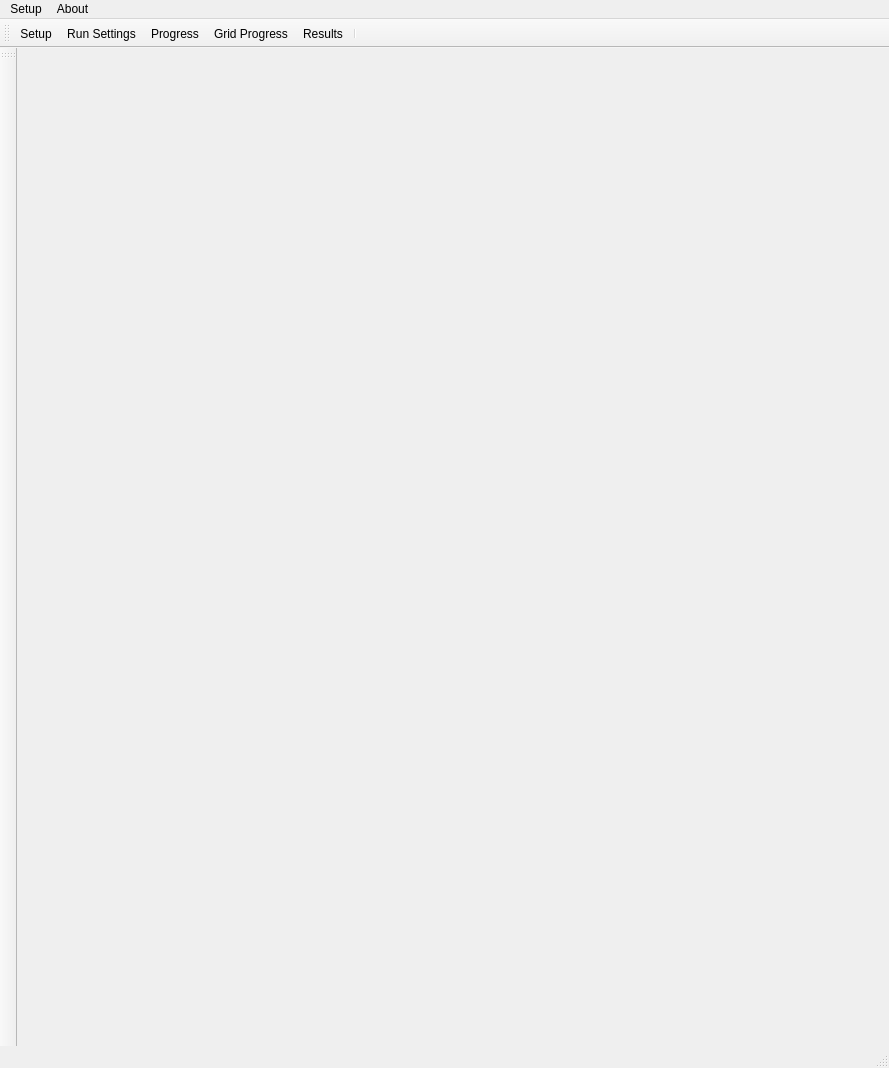
The window that mainframe.ui (hallamlab/MetaPathwaysGUI) describes before a commit, drawn with Qt 5.
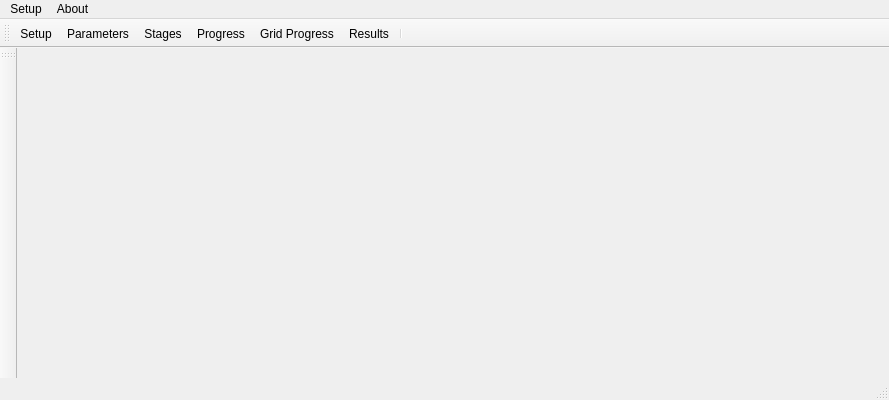
The same window after the commit.

The edit to the form file:
```diff
--- a/mainframe.ui
+++ b/mainframe.ui
@@ -7,12 +7,12 @@
     <x>0</x>
     <y>0</y>
     <width>889</width>
-    <height>1068</height>
+    <height>400</height>
    </rect>
   </property>
   <property name="sizePolicy">
    <sizepolicy hsizetype="Expanding" vsizetype="Expanding">
-    <horstretch>1</horstretch>
+    <horstretch>0</horstretch>
     <verstretch>0</verstretch>
    </sizepolicy>
   </property>
@@ -25,6 +25,9 @@
   <property name="windowTitle">
    <string>MainWindow</string>
   </property>
+  <property name="layoutDirection">
+   <enum>Qt::LeftToRight</enum>
+  </property>
   <property name="dockOptions">
    <set>QMainWindow::AllowTabbedDocks|QMainWindow::AnimatedDocks|QMainWindow::VerticalTabs</set>
   </property>
@@ -120,7 +123,8 @@
     <bool>false</bool>
    </attribute>
    <addaction name="actionSetup"/>
-   <addaction name="actionRunSettings"/>
+   <addaction name="actionRunParams"/>
+   <addaction name="actionStages"/>
    <addaction name="actionProgress"/>
    <addaction name="actionGridProgress"/>
    <addaction name="actionResults"/>
@@ -142,11 +146,6 @@
     <string>Setup</string>
    </property>
   </action>
-  <action name="actionRunSettings">
-   <property name="text">
-    <string>Run Settings</string>
-   </property>
-  </action>
   <action name="actionProgress">
    <property name="text">
     <string>Progress</string>
@@ -188,6 +187,16 @@
     <string>HUMAN GENOME</string>
    </property>
   </action>
+  <action name="actionRunParams">
+   <property name="text">
+    <string>Parameters</string>
+   </property>
+  </action>
+  <action name="actionStages">
+   <property name="text">
+    <string>Stages</string>
+   </property>
+  </action>
  </widget>
  <resources/>
  <connections/>
```
